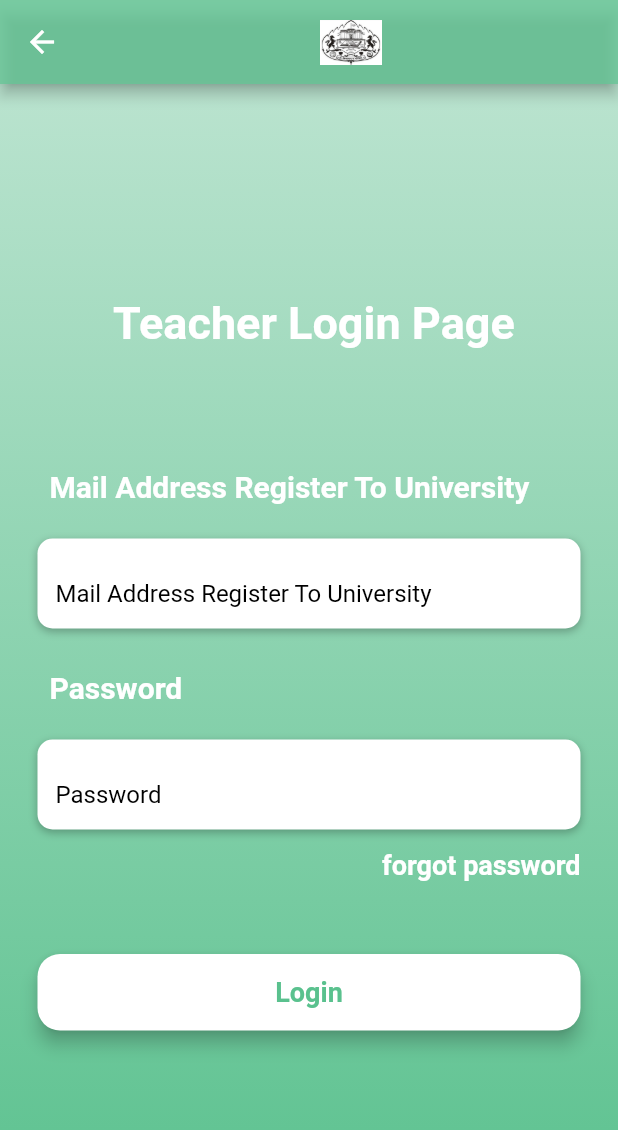
After one commit to priyankasmhetre/SppuStudentApplicationFinal, a Flutter app: the screen it shows after launch, after a tap on "Already Register? Login Here", on a phone screen of 412 x 824 dp. The commit adds this screen. Shown: the top 1130 px of the screen. Run offline on Flutter 3.47's test engine with Material 2 defaults, Android fonts, the light colour scheme and no system bars; our stand-ins replace flutter_svg, image_picker, qr_flutter; missing offline and left inert: barcode_scan, dart:js; network calls fail.

Commit message:
teacher login and registration pages

```diff
--- a/lib/Screens/Profile_student.dart
+++ b/lib/Screens/Profile_student.dart
@@ -4,6 +4,7 @@ import 'dart:io';
 import"package:flutter/material.dart";
 import 'package:flutter/services.dart';
 import 'package:image_picker/image_picker.dart';
+import 'package:sppu_student_application/Screens/HomeScreen.dart';
 
 class Profile_student extends StatefulWidget {
   @override
@@ -29,7 +30,13 @@ class student_State extends State<Profile_student> {
       appBar: AppBar(
         leading: IconButton(
           icon: Icon(Icons.arrow_back, color: Colors.white,
-        ), onPressed: () {  },
+        ), onPressed: () {
+          Navigator.of(context)
+              .push(
+              MaterialPageRoute(
+                builder: (context) => HomeScreen(),)
+          );
+        },
         ),
         title: Row(mainAxisAlignment: MainAxisAlignment.center,
           children: [
@@ -87,9 +94,9 @@ class student_State extends State<Profile_student> {
                                   children:<Widget> [
                                     CircleAvatar(
                                       radius: 50,
-                                 /*   backgroundImage: imageFile==null
+                                   backgroundImage: imageFile==null
                                         ?AssetImage("assets.images/logo.jpeg")
-                                        :FileImage(File(imageFile.path)),*/
+                                        :FileImage(File(imageFile.path)),
 
                                     ),
                                     Positioned(bottom: 1,right: 1,
--- a/lib/Screens/TeacherHomeScreen.dart
+++ b/lib/Screens/TeacherHomeScreen.dart
@@ -49,14 +49,14 @@ List listitem = ['Extra Lectures','Syllabus','Pdf','Videos','Exam Notification']
               decoration: BoxDecoration(
                   color: Colors.blue,
                   image: DecorationImage(
-                      image: AssetImage("assets/images/uni_image.jpeg"),
+                      image: AssetImage("assets/Images/uni_image.jpeg"),
                       fit: BoxFit.cover)
               ),
             ),
 
             ListTile(
               title: Text("Home"),
-              leading: Image.asset("assets/images/logo1.png",
+              leading: Image.asset("assets/Images/logo.jpeg",
                 height: 30,),
 
             ),
@@ -66,7 +66,7 @@ List listitem = ['Extra Lectures','Syllabus','Pdf','Videos','Exam Notification']
             ),
             ListTile(
               title: Text("Add"),
-              leading: Image.asset("assets/images/Add2.png",
+              leading: Image.asset("assets/Images/Add2.png",
                 height: 30,),
                //leading:  SvgPicture.network("https://image.flaticon.com/icons/svg/1904/1904437.svg",height:30,),
 
@@ -74,7 +74,7 @@ List listitem = ['Extra Lectures','Syllabus','Pdf','Videos','Exam Notification']
 
             ListTile(
               title: Text(' Display Attendance'),
-              leading: Image.asset("assets/images/attendence.png",
+              leading: Image.asset("assets/Images/attendence.png",
 
                 height: 30,
               ),
@@ -116,7 +116,7 @@ List listitem = ['Extra Lectures','Syllabus','Pdf','Videos','Exam Notification']
                             ),
                             child: Column(
                               children:<Widget> [
-                                Image.asset("assets/images/logo.jpeg",
+                                Image.asset("assets/Images/logo.jpeg",
                                 ),
 
                                 Text("Home"),
@@ -155,8 +155,8 @@ List listitem = ['Extra Lectures','Syllabus','Pdf','Videos','Exam Notification']
                             ),
                             child: Column(
                               children:<Widget> [
-                              /*  Image.asset("assets/images/Add2.png",
-                                ),*/
+                                Image.asset("assets/Images/Add2.png",
+                                ),
 
                                 Text(" Add "),
                               ],
@@ -170,7 +170,7 @@ List listitem = ['Extra Lectures','Syllabus','Pdf','Videos','Exam Notification']
                             ),
                             child: Column(
                               children:<Widget> [
-                                Image.asset("assets/images/attendence.png",
+                                Image.asset("assets/Images/attendence.png",
                                 ),
                                 Text(" Display Attendence"),
                               ],
--- a/lib/Screens/login_student.dart
+++ b/lib/Screens/login_student.dart
@@ -2,7 +2,12 @@
 
 
 
-//import 'dart:js';
+
+
+
+
+
+
 
 import 'dart:js';
 
@@ -10,6 +15,7 @@ import 'package:flutter/cupertino.dart';
 import"package:flutter/material.dart";
 import 'package:flutter/services.dart';
 import 'package:sppu_student_application/Screens/PasswordReset_student.dart';
+import 'package:sppu_student_application/Screens/Registration_student.dart';
 class login_student extends StatefulWidget{
   @override
   State<StatefulWidget> createState() {
@@ -127,7 +133,13 @@ Widget forgotbutton()
 {
   return Container(
     alignment: Alignment.centerRight,
-    child: FlatButton(
+    child: RaisedButton(
+
+
+
+
+
+
 
       padding: EdgeInsets.only(right: 0),
 
@@ -182,7 +194,14 @@ class student_State extends State<login_student> {
            appBar: AppBar(
              leading: IconButton(
                icon: Icon(Icons.arrow_back, color: Colors.white,
-               ), onPressed: () {  },
+               ), onPressed: () {
+               Navigator.of(context)
+                   .push(
+                   MaterialPageRoute(
+                     builder: (context) => Registration_student(),)
+               );
+
+              },
              ),
              title: Row(mainAxisAlignment: MainAxisAlignment.center,
                children: [
--- /dev/null
+++ b/lib/Screens/teacher_Registration.dart
@@ -0,0 +1,270 @@
+import"package:flutter/material.dart";
+import 'package:flutter/services.dart';
+import 'package:sppu_student_application/Screens/login_student.dart';
+import 'package:sppu_student_application/Screens/teacher_login.dart';
+
+
+class teacher_Registration extends StatefulWidget{
+  @override
+  State<StatefulWidget> createState() {
+    return _teacher();
+  }
+}
+
+class _teacher extends State<teacher_Registration> {
+
+  @override
+  Widget build(BuildContext context) {
+    final _screenSize = MediaQuery.of(context).size;
+    // TODO: implement build
+    return Scaffold(
+        appBar: AppBar(
+          leading: IconButton(
+            icon: Icon(Icons.arrow_back, color: Colors.white,
+            ), onPressed: () {
+           /* Navigator.of(context)
+                .push(
+                MaterialPageRoute(
+                  builder: (context) => teacher_Registration(),)
+            );*/
+
+          },
+          ),
+          title: Row(mainAxisAlignment: MainAxisAlignment.center,
+            children: [
+              Padding(
+                padding: const EdgeInsets.symmetric(horizontal: 20,vertical: 40),
+                child: Image.asset("assets/Images/logo.jpeg",
+                  height: 30,alignment: Alignment.center,),
+              ),
+            ],
+          ),
+          backgroundColor :  Color(0xcc5ac18e),
+        ),
+        body: SingleChildScrollView(
+            child: Container(
+                height: _screenSize.height * 2.0,
+                child: GestureDetector(
+                  child: Stack(
+                    children: <Widget>[
+                      Container(
+                        height: double.infinity,
+                        width: double.infinity,
+                        decoration: BoxDecoration(
+                          gradient: LinearGradient(
+                              begin: Alignment.topCenter,
+                              end: Alignment.bottomCenter,
+                              colors: [
+                                Color(0x665ac18e),
+                                Color(0x995ac18e),
+                                Color(0xcc5ac18e),
+                                Color(0xff5ac18e),
+                              ]
+                          ),
+                        ),
+
+
+                        child: SingleChildScrollView(
+                          // physics: AlwaysScrollableScrollPhysics(),
+                          padding: EdgeInsets.symmetric(
+                            horizontal: 25,
+                            vertical: 120,
+                          ),
+                          child: Column(
+
+                            children: <Widget>[
+                              Padding(
+                                padding: const EdgeInsets.all(22.0),
+                                child: Text(
+                                  " Teacher Registration Page",
+                                  style: TextStyle(
+                                    color: Colors.white,
+                                    fontSize: 30,
+                                    fontWeight: FontWeight.bold,
+
+                                  ),
+                                ),
+                              ),
+                              SizedBox(
+                                height: 10,
+                              ),
+                              buildName(),
+                              SizedBox(
+                                  height: 10
+                              ),
+
+                              SizedBox(
+                                height: 10,
+                              ),
+                              buildEmail(),
+                              SizedBox(
+                                height: 10,
+                              ),
+                              SizedBox(
+                                height: 10,
+                              ),
+                              Loginbutton(),
+                              forgotbutton(),
+
+
+                            ],
+                          ),
+
+                        ),
+                      ),
+                    ],
+                  ),
+                )
+            )
+
+
+        ));
+  }
+
+
+  Widget buildName() {
+    return Column(
+      crossAxisAlignment: CrossAxisAlignment.start,
+      children: <Widget>[
+
+        SizedBox(height: 10,),
+        Container(
+          alignment: Alignment.centerLeft,
+          decoration: BoxDecoration(
+              color: Colors.white,
+              borderRadius: BorderRadius.circular(10),
+              boxShadow: [
+                BoxShadow(
+                  color: Colors.black26,
+                  blurRadius: 4,
+                  offset: Offset(0, 2),
+                )
+              ]
+          ),
+          height: 60,
+          child: TextField(
+            //   keyboardType: TextInputType.emailAddress,
+            style: TextStyle(
+              color: Colors.black87,
+            ),
+            decoration: InputDecoration(
+              border: InputBorder.none,
+              contentPadding: EdgeInsets.only(left: 12,),
+              hintText: "Name",
+              hintStyle: TextStyle(
+                color: Colors.black,
+
+              ),
+            ),
+          ),
+
+        ),
+
+      ],
+
+    );
+  }
+
+
+  Widget buildEmail() {
+    return Column(
+      crossAxisAlignment: CrossAxisAlignment.start,
+      children: <Widget>[
+        SizedBox(height: 10,),
+        Container(
+          alignment: Alignment.centerLeft,
+          decoration: BoxDecoration(
+              color: Colors.white,
+              borderRadius: BorderRadius.circular(10),
+              boxShadow: [
+                BoxShadow(
+                  color: Colors.black26,
+                  blurRadius: 4,
+                  offset: Offset(0, 2),
+                )
+              ]
+          ),
+          height: 60,
+          child: TextField(
+            keyboardType: TextInputType.emailAddress,
+            style: TextStyle(
+              color: Colors.black87,
+            ),
+            decoration: InputDecoration(
+              border: InputBorder.none,
+              contentPadding: EdgeInsets.only(left: 12,),
+              hintText: "Mail Address Register To University",
+              hintStyle: TextStyle(
+                color: Colors.black,
+
+              ),
+            ),
+          ),
+
+        ),
+
+      ],
+
+    );
+  }
+
+  Widget Loginbutton() {
+    return Container(
+      padding: EdgeInsets.symmetric(vertical: 25),
+      width: double.infinity,
+
+      // ignore: deprecated_member_use
+      child: RaisedButton(
+        elevation: 5,
+        onPressed: () => print("Submit"),
+        padding: EdgeInsets.all(15),
+        shape: RoundedRectangleBorder(
+            borderRadius: BorderRadius.circular(15)
+        ),
+        color: Colors.white,
+        child: Text(
+          "Submit",
+          style: TextStyle(
+            color: Color(0xff5ac18e),
+            fontSize: 18,
+            fontWeight: FontWeight.bold,
+
+          ),
+
+        ),
+      ),
+
+    );
+  }
+
+  Widget forgotbutton() {
+    return Container(
+      alignment: Alignment.centerRight,
+      child: RaisedButton(
+        onPressed: ()
+        {
+          Navigator.of(context)
+              .push(
+              MaterialPageRoute(
+                builder: (context) => login_teacher(),)
+          );
+        },
+
+        padding: EdgeInsets.only(right: 0),
+
+        child: Text(
+          "Already Register? Login Here",
+
+          style: TextStyle(
+            color: Colors.black,
+            fontSize: 18,
+            fontWeight: FontWeight.bold,
+          ),
+
+        ),
+
+      ),
+
+    );
+  }
+}
--- /dev/null
+++ b/lib/Screens/teacher_login.dart
@@ -0,0 +1,281 @@
+import 'dart:js';
+
+import 'package:flutter/cupertino.dart';
+import"package:flutter/material.dart";
+import 'package:flutter/services.dart';
+import 'package:sppu_student_application/Screens/PasswordReset_student.dart';
+import 'package:sppu_student_application/Screens/Registration_student.dart';
+import 'package:sppu_student_application/Screens/teacher_Registration.dart';
+class login_teacher extends StatefulWidget{
+  @override
+  State<StatefulWidget> createState() {
+    return teacher_state();
+  }
+}
+Widget  buildEmail() {
+  return Column(
+    crossAxisAlignment: CrossAxisAlignment.start,
+    children: <Widget>[
+      Padding(
+        padding: const EdgeInsets.all(8.0),
+        child: Text(
+          "Mail Address Register To University",
+          style: TextStyle(
+            color: Colors.white,
+            fontSize: 20,
+            fontWeight: FontWeight.bold,
+
+          ),
+        ),
+      ),
+      SizedBox(height: 15,),
+      Container(
+        alignment: Alignment.centerLeft,
+        decoration: BoxDecoration(
+            color: Colors.white,
+            borderRadius: BorderRadius.circular(10),
+            boxShadow: [
+              BoxShadow(
+                color: Colors.black26,
+                blurRadius: 4,
+                offset: Offset(0, 2),
+              )
+            ]
+        ),
+        height: 60,
+        child: TextField(
+          keyboardType: TextInputType.emailAddress,
+          style: TextStyle(
+            color: Colors.black87,
+          ),
+          decoration: InputDecoration(
+            border: InputBorder.none,
+            contentPadding: EdgeInsets.only(left: 12, top: 14),
+            hintText: "Mail Address Register To University",
+            hintStyle: TextStyle(
+              color: Colors.black,
+
+            ),
+          ),
+        ),
+
+      ),
+
+    ],
+
+  );
+}
+Widget  buildPassword(){
+  return Column(
+    crossAxisAlignment: CrossAxisAlignment.start,
+    children: <Widget>[
+      Padding(
+        padding: const EdgeInsets.all(8.0),
+        child: Text(
+          "Password",
+          style: TextStyle(
+            color: Colors.white,
+            fontSize:20,
+            fontWeight:FontWeight.bold,
+
+          ),
+        ),
+      ),
+      SizedBox(height: 15,),
+      Container(
+        alignment: Alignment.centerLeft,
+        decoration: BoxDecoration(
+            color: Colors.white,
+            borderRadius: BorderRadius.circular(10),
+            boxShadow: [
+              BoxShadow(
+                color: Colors.black26,
+                blurRadius: 4,
+                offset: Offset(0,2),
+              )
+            ]
+        ),
+        height: 60,
+        child: TextField(
+          // keyboardType: TextInputType.emailAddress,
+          style: TextStyle(
+            color: Colors.black87,
+          ),
+          decoration: InputDecoration(
+            border: InputBorder.none,
+            contentPadding: EdgeInsets.only(left:12,top:14),
+            hintText: "Password",
+            hintStyle: TextStyle(
+              color: Colors.black,
+
+            ),
+          ),
+        ),
+
+      ),
+
+    ],
+
+  );
+
+}
+Widget forgotbutton()
+{
+  return Container(
+    alignment: Alignment.centerRight,
+    child: FlatButton(
+
+
+
+
+
+
+      padding: EdgeInsets.only(right: 0),
+
+      child: Text(
+        "forgot password",
+        style: TextStyle(
+          color: Colors.white,
+          fontSize: 18,
+          fontWeight:FontWeight.bold,
+        ),
+      ),
+    ),
+
+  );
+}
+
+Widget Loginbutton()
+{
+  return Container(
+    padding: EdgeInsets.symmetric(vertical: 25),
+    width: double.infinity,
+
+    child: RaisedButton(
+      elevation: 5,
+      onPressed: ()=>print("Login"),
+      padding: EdgeInsets.all(15),
+      shape: RoundedRectangleBorder(
+          borderRadius: BorderRadius.circular(15)
+      ),
+      color: Colors.white,
+      child: Text(
+        "Login",
+        style: TextStyle(
+          color: Color(0xff5ac18e),
+          fontSize: 18,
+          fontWeight:FontWeight.bold,
+
+        ),
+
+      ),
+    ),
+
+  );
+}
+
+
+
+class teacher_state extends State<login_teacher> {
+  @override
+  Widget build(BuildContext context){
+    return Scaffold(
+        appBar: AppBar(
+          leading: IconButton(
+            icon: Icon(Icons.arrow_back, color: Colors.white,
+            ), onPressed: () {
+            Navigator.of(context)
+                .push(
+                MaterialPageRoute(
+                  builder: (context) => teacher_Registration(),)
+            );
+
+          },
+          ),
+          title: Row(mainAxisAlignment: MainAxisAlignment.center,
+            children: [
+              Padding(
+                padding: const EdgeInsets.symmetric(horizontal: 20,vertical: 40),
+                child: Image.asset("assets/Images/logo.jpeg",
+                  height: 30,alignment: Alignment.center,),
+              ),
+            ],
+          ),
+          backgroundColor :  Color(0xcc5ac18e),
+        ),
+        body: AnnotatedRegion <SystemUiOverlayStyle>(
+            value: SystemUiOverlayStyle.light,
+            child: GestureDetector(
+              child: Stack(
+                children:<Widget> [
+                  Container(
+                    height: double.infinity,
+                    width: double.infinity,
+                    decoration: BoxDecoration(
+                      gradient: LinearGradient(
+                          begin:Alignment.topCenter,
+                          end: Alignment.bottomCenter,
+                          colors: [
+                            Color(0x665ac18e),
+                            Color(0x995ac18e),
+                            Color(0xcc5ac18e),
+                            Color(0xff5ac18e),
+                          ]
+                      ),
+                    ),
+                    child: SingleChildScrollView(
+                      physics: AlwaysScrollableScrollPhysics(),
+
+                      padding: EdgeInsets.symmetric(
+                        horizontal: 25,
+                        vertical: 120,
+                      ),
+                      child: Column(
+
+                        children:<Widget> [
+                          Padding(
+                            padding: const EdgeInsets.all(22.0),
+                            child: Text(
+                              " Teacher Login Page",
+                              style: TextStyle(
+                                color: Colors.white,
+                                fontSize: 30,
+                                fontWeight:FontWeight.bold,
+
+                              ),
+                            ),
+                          ),
+                          SizedBox(
+                            height: 50,
+                          ),
+                          buildEmail(),
+                          SizedBox(
+                            height: 20,
+                          ),
+                          buildPassword(),
+                          forgotbutton(),
+                          SizedBox(
+                            height: 10,
+                          ),
+                          Loginbutton(),
+                        ],
+                      ),
+
+                    ),
+                  ),
+                ],
+              ),
+            )
+        )
+
+
+
+    );
+
+
+
+
+
+
+  }
+}
--- a/lib/main.dart
+++ b/lib/main.dart
@@ -4,6 +4,8 @@ import 'package:sppu_student_application/Screens/PasswordReset_student.dart';
 import 'package:sppu_student_application/Screens/Profile_student.dart';
 import 'package:sppu_student_application/Screens/Qrcode.dart';
 import 'package:sppu_student_application/Screens/Verify_student.dart';
+import 'package:sppu_student_application/Screens/teacher_Registration.dart';
+import 'package:sppu_student_application/Screens/teacher_login.dart';
 import './Screens/Qrhomepage.dart';
 import './Screens/scan.dart';
 
@@ -27,14 +29,16 @@ class myapp extends StatelessWidget{
   //home: updateProfile(),
   //home:teacherProfile(),
     // home: update_teacher_profile(),
-   home:HomeScreen(),
+   //home:HomeScreen(),
   //home: Registration_student(),
-    //home: login_student(),
+   // home: login_student(),
    //home:GeneratePage(),
    // home: PasswordReset(),
     //home: Verify_student(),
    // home:QrHomePage(),
    // home: ScanPage(),
      //home: TeacherHomeScreen(),
+    home: teacher_Registration(),
+   // home: login_teacher(),
   );
 }
--- a/pubspec.yaml
+++ b/pubspec.yaml
@@ -54,6 +54,8 @@ flutter:
   assets:
     - assets/Images/uni_image.jpeg
     - assets/Images/attendence.png
+    - assets/Images/Add2.png
+
 
     - assets/Images/logo.jpeg
 
```
